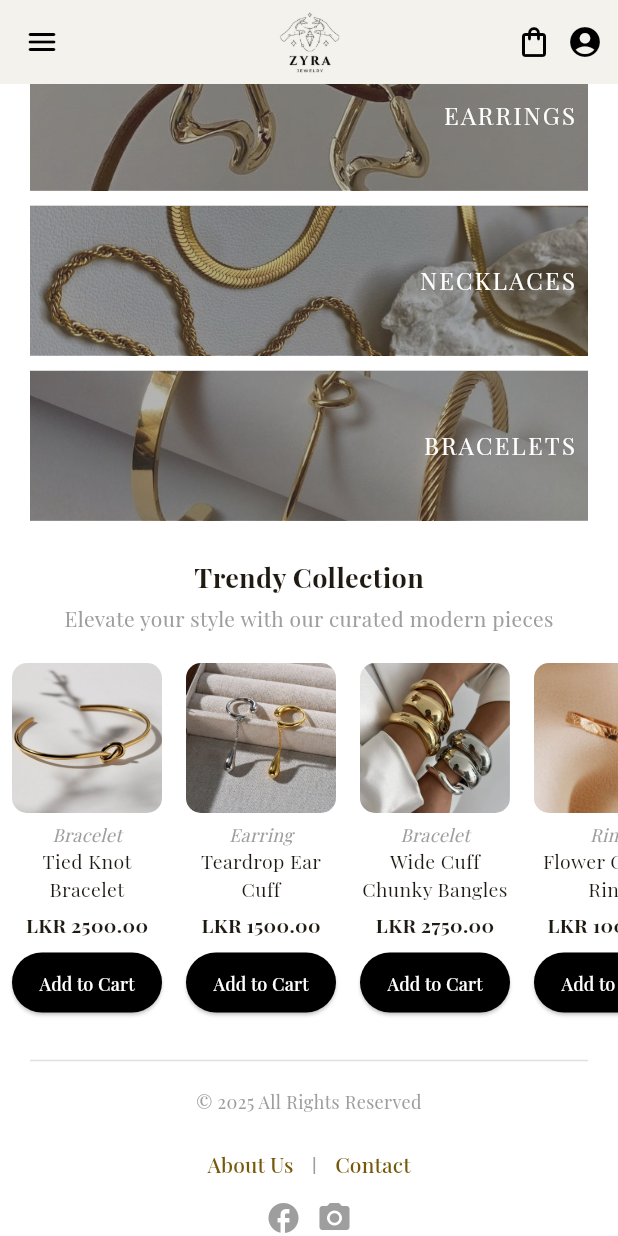
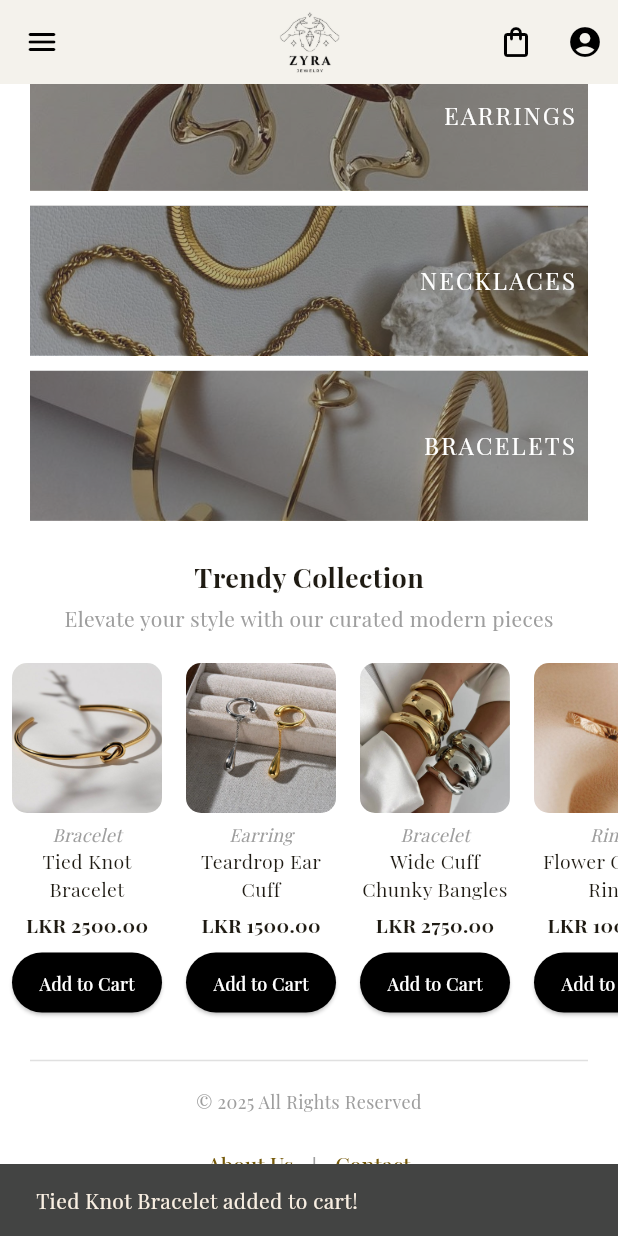
Before and after one commit to kubraaslam/Zyra-Jewelry-App, a Flutter app: the Home screen opened directly, scrolled down 325 dp, after a tap on "Add to Cart", on a phone screen of 412 x 824 dp. Run offline on Flutter 3.47's test engine with Material 3 defaults, Android fonts, the phone set to English and light mode, and no system bars.

Commit message:
cart page ui and functionality

```diff
--- /dev/null
+++ b/lib/models/cart_data.dart
@@ -0,0 +1,3 @@
+import 'package:jewelry_store/models/product_data.dart';
+
+List<Product> cartItems = [];
--- a/lib/models/product.dart
+++ b/lib/models/product_data.dart
@@ -3,11 +3,13 @@ class Product {
   final String type;
   final double price;
   final String image;
+  int quantity;
 
   Product({
     required this.title,
     required this.type,
     required this.price,
     required this.image,
+    this.quantity = 1
   });
 }
--- a/lib/screens/home.dart
+++ b/lib/screens/home.dart
@@ -1,8 +1,18 @@
 import 'package:flutter/material.dart';
 import 'package:jewelry_store/models/category.dart';
-import 'package:jewelry_store/models/product.dart';
+import 'package:jewelry_store/models/product_data.dart';
+import 'package:jewelry_store/screens/cart.dart';
 
-class Home extends StatelessWidget {
+class Home extends StatefulWidget {
+  const Home({super.key});
+
+  @override
+  State<Home> createState() => _HomeState();
+}
+
+class _HomeState extends State<Home> {
+  final List<Product> cart = [];
+
   final List<Category> categories = [
     Category(title: 'RINGS', image: 'assets/images/rings.jpg'),
     Category(title: 'EARRINGS', image: 'assets/images/earrings.jpeg'),
@@ -43,7 +53,39 @@ class Home extends StatelessWidget {
     ),
   ];
 
-  Home({super.key});
+  void addToCart(Product product) {
+    setState(() {
+      // Check if the product is already in the cart
+      final index = cart.indexWhere((item) => item.title == product.title);
+
+      if (index != -1) {
+        // Already in cart → increase quantity
+        cart[index].quantity++;
+      } else {
+        // Not in cart → add with quantity 1
+        cart.add(
+          Product(
+            title: product.title,
+            type: product.type,
+            price: product.price,
+            image: product.image,
+            quantity: 1,
+          ),
+        );
+      }
+    });
+
+    ScaffoldMessenger.of(context).showSnackBar(
+      SnackBar(
+        content: Text(
+          '${product.title} added to cart!',
+          style: TextStyle(fontFamily: 'PlayfairDisplay'),
+        ),
+        backgroundColor: const Color.fromARGB(255, 67, 68, 67),
+        duration: Duration(seconds: 2),
+      ),
+    );
+  }
 
   @override
   Widget build(BuildContext context) {
@@ -58,7 +100,15 @@ class Home extends StatelessWidget {
         ),
         centerTitle: true,
         actions: [
-          Icon(Icons.shopping_bag_outlined, color: Colors.black),
+          IconButton(
+            icon: Icon(Icons.shopping_bag_outlined, color: Colors.black),
+            onPressed: () {
+              Navigator.push(
+                context,
+                MaterialPageRoute(builder: (context) => Cart(cartItems: cart)),
+              );
+            },
+          ),
           SizedBox(width: 10),
           Icon(Icons.account_circle, color: Colors.black),
           SizedBox(width: 10),
@@ -208,7 +258,7 @@ class Home extends StatelessWidget {
                               width: 100,
                               child: ElevatedButton(
                                 onPressed: () {
-                                  // Add to cart logic here
+                                  addToCart(item);
                                 },
                                 style: ElevatedButton.styleFrom(
                                   padding: EdgeInsets.symmetric(vertical: 6),
```
Also changed, not shown: lib/screens/cart.dart (added, +316 -0 lines).
